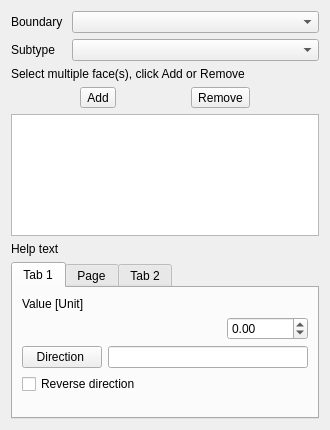
Before: the Qt Designer form src/Mod/Fem/Gui/TaskFemConstraintFluidBoundary.ui in southseact-3d/fcd, drawn with Qt 5.
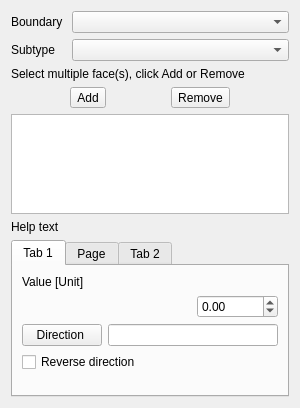
After: the same form once the commit is applied.

```diff
--- a/src/Mod/Fem/Gui/TaskFemConstraintFluidBoundary.ui
+++ b/src/Mod/Fem/Gui/TaskFemConstraintFluidBoundary.ui
@@ -6,22 +6,10 @@
    <rect>
     <x>0</x>
     <y>0</y>
-    <width>330</width>
-    <height>430</height>
+    <width>300</width>
+    <height>391</height>
    </rect>
   </property>
-  <property name="sizePolicy">
-   <sizepolicy hsizetype="Maximum" vsizetype="Maximum">
-    <horstretch>0</horstretch>
-    <verstretch>0</verstretch>
-   </sizepolicy>
-  </property>
-  <property name="minimumSize">
-   <size>
-    <width>330</width>
-    <height>430</height>
-   </size>
-  </property>
   <property name="windowTitle">
    <string>Form</string>
   </property>
```
Left out of the diff: 4 changed lines with no effect on the pictures.
